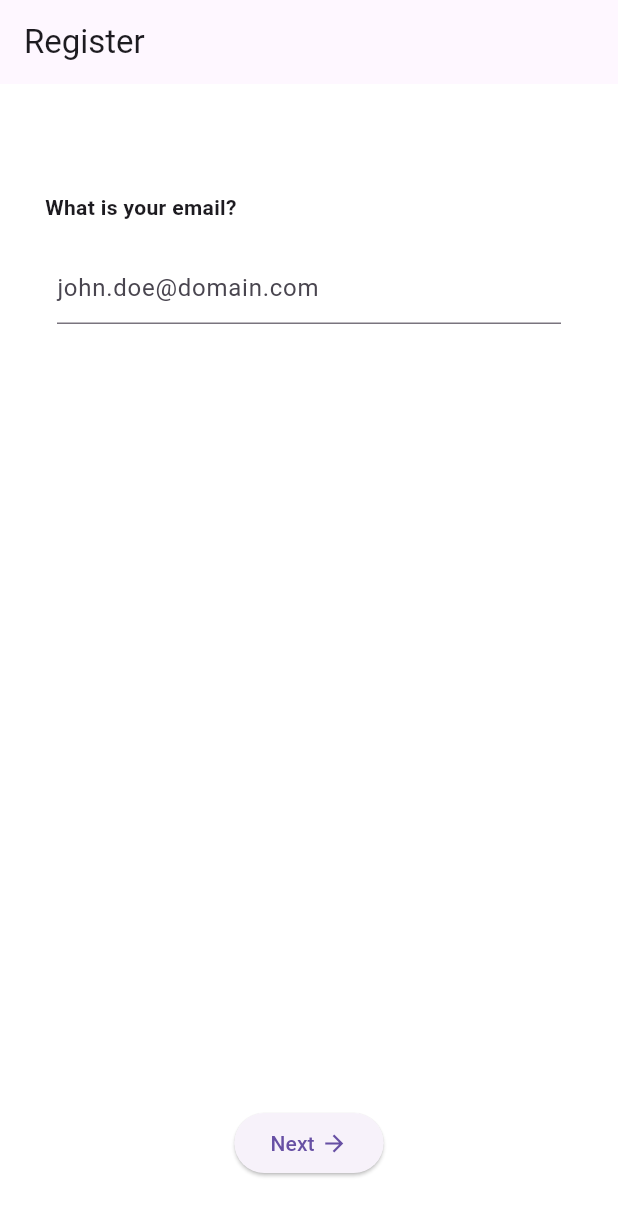
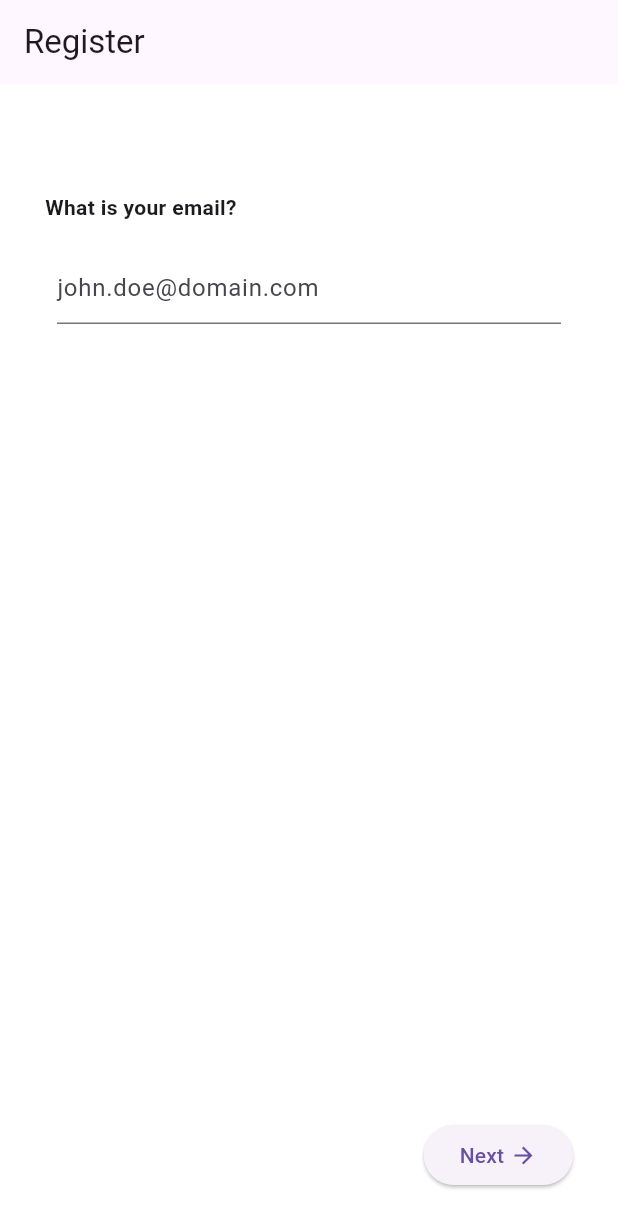
Before and after one commit to Iconica-Development/flutter_registration, a Flutter app: the screen it shows after launch, on a phone screen of 412 x 824 dp. Shown: the top 1228 px of the screen. Run offline on Flutter 3.47's test engine with Material 3 defaults, Android fonts, the phone set to English and light mode, and no system bars; missing offline and left inert: flutter_input_library.

```diff
--- a/example/lib/main.dart
+++ b/example/lib/main.dart
@@ -75,7 +75,6 @@ class _FlutterRegistrationDemoState extends State<FlutterRegistrationDemo> {
   Widget build(BuildContext context) {
     return RegistrationScreen(
       registrationOptions: RegistrationOptions(
-        previousButtonBuilder: (onPressed, label) => null,
         registrationRepository: ExampleRegistrationRepository(),
         registrationSteps: steps,
         afterRegistration: () {
--- a/lib/src/auth_screen.dart
+++ b/lib/src/auth_screen.dart
@@ -35,8 +35,11 @@ class AuthScreen extends StatefulWidget {
   final String previousBtnTitle;
   final AppBar? customAppBar;
   final Color? customBackgroundColor;
-  final Widget Function(Future<void> Function(), String)? nextButtonBuilder;
-  final Widget? Function(VoidCallback, String)? previousButtonBuilder;
+  final Widget Function(
+          Future<void> Function() onPressed, String label, int step)?
+      nextButtonBuilder;
+  final Widget? Function(VoidCallback onPressed, String label, int step)?
+      previousButtonBuilder;
   final Widget? titleWidget;
   final Widget? loginButton;
 
@@ -101,11 +104,6 @@ class _AuthScreenState extends State<AuthScreen> {
 
   @override
   Widget build(BuildContext context) {
-    var previousButton = widget.previousButtonBuilder?.call(
-      onPrevious,
-      widget.previousBtnTitle,
-    );
-
     return Scaffold(
       backgroundColor: widget.customBackgroundColor ?? Colors.white,
       appBar: _appBar,
@@ -115,7 +113,7 @@ class _AuthScreenState extends State<AuthScreen> {
           physics: const NeverScrollableScrollPhysics(),
           controller: _pageController,
           children: <Widget>[
-            for (AuthStep step in widget.steps)
+            for (var i = 0; i < widget.steps.length; i++)
               Column(
                 mainAxisAlignment: MainAxisAlignment.spaceBetween,
                 children: [
@@ -130,7 +128,7 @@ class _AuthScreenState extends State<AuthScreen> {
                       ),
                       children: [
                         const SizedBox(height: 40),
-                        for (AuthField field in step.fields)
+                        for (AuthField field in widget.steps[i].fields)
                           Align(
                             child: Column(
                               crossAxisAlignment: CrossAxisAlignment.start,
@@ -146,23 +144,36 @@ class _AuthScreenState extends State<AuthScreen> {
                     ),
                   ),
                   Padding(
-                    padding: const EdgeInsets.only(
+                    padding: EdgeInsets.only(
                       top: 15.0,
                       bottom: 30.0,
+                      left: widget.previousButtonBuilder == null &&
+                              widget.steps.first != widget.steps[i]
+                          ? 30.0
+                          : 0.0,
+                      right: widget.nextButtonBuilder == null &&
+                              widget.previousButtonBuilder == null
+                          ? 30.0
+                          : 0.0,
                     ),
                     child: Column(
                       children: [
                         Row(
                           mainAxisAlignment:
                               (widget.previousButtonBuilder != null &&
-                                      previousButton == null)
+                                      widget.previousButtonBuilder?.call(
+                                            onPrevious,
+                                            widget.previousBtnTitle,
+                                            i,
+                                          ) ==
+                                          null)
                                   ? MainAxisAlignment.spaceAround
-                                  : widget.steps.first != step
+                                  : widget.steps.first != widget.steps[i]
                                       ? MainAxisAlignment.spaceBetween
                                       : MainAxisAlignment.end,
                           children: [
-                            if (widget.steps.first != step)
                             if (widget.previousButtonBuilder == null) ...[
+                              if (widget.steps.first != widget.steps[i])
                                 ElevatedButton(
                                   onPressed: onPrevious,
                                   child: Row(
@@ -179,30 +190,29 @@ class _AuthScreenState extends State<AuthScreen> {
                                     ],
                                   ),
                                 ),
-                              ] else if (previousButton != null) ...[
-                                Padding(
-                                  padding: const EdgeInsets.all(8.0),
-                                  child: previousButton,
-                                )
+                            ] else if (widget.previousButtonBuilder?.call(
+                                    onPrevious, widget.previousBtnTitle, i) !=
+                                null) ...[
+                              widget.previousButtonBuilder!
+                                  .call(onPrevious, widget.previousBtnTitle, i)!
                             ],
-                            Padding(
-                              padding: const EdgeInsets.all(8.0),
-                              child: widget.nextButtonBuilder?.call(
+                            widget.nextButtonBuilder?.call(
                                   () async {
-                                      await onNext(step);
+                                    await onNext(widget.steps[i]);
                                   },
-                                    widget.steps.last == step
+                                  widget.steps.last == widget.steps[i]
                                       ? widget.submitBtnTitle
                                       : widget.nextBtnTitle,
+                                  i,
                                 ) ??
                                 ElevatedButton(
                                   onPressed: () async {
-                                      await onNext(step);
+                                    await onNext(widget.steps[i]);
                                   },
                                   child: Row(
                                     children: [
                                       Text(
-                                          widget.steps.last == step
+                                        widget.steps.last == widget.steps[i]
                                             ? widget.submitBtnTitle
                                             : widget.nextBtnTitle,
                                       ),
@@ -214,7 +224,6 @@ class _AuthScreenState extends State<AuthScreen> {
                                         ),
                                       ),
                                     ],
-                                    ),
                                   ),
                                 ),
                           ],
--- a/lib/src/config/registration_options.dart
+++ b/lib/src/config/registration_options.dart
@@ -29,9 +29,10 @@ class RegistrationOptions {
   final VoidCallback afterRegistration;
   final RegistrationRepository registrationRepository;
   final AppBar Function(String title)? customAppbarBuilder;
-  final Widget Function(Future<void> Function() onPressed, String label)?
+  final Widget Function(
+          Future<void> Function() onPressed, String label, int step)?
       nextButtonBuilder;
-  final Widget? Function(VoidCallback onPressed, String label)?
+  final Widget? Function(VoidCallback onPressed, String label, int step)?
       previousButtonBuilder;
   final Color? backgroundColor;
   Widget? titleWidget;
```
Lines whose indentation alone changed are shown as unchanged.
